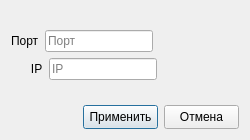
This is conf_connection.ui in ElderPolokus/PC_resources as Qt 5 draws it before an edit. The edited form follows.
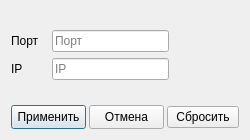
This is the edited form.

Commit message: Add default button in conf_connection + minor modifications

Diff of the .ui file:
```diff
--- a/conf_connection.ui
+++ b/conf_connection.ui
@@ -42,7 +42,7 @@
    <item row="1" column="0">
     <layout class="QVBoxLayout" name="verticalLayout_4">
      <item>
-      <layout class="QHBoxLayout" name="horizontalLayout">
+      <layout class="QHBoxLayout" name="horizontalLayout" stretch="3,10,6">
        <item>
         <widget class="QLabel" name="label">
          <property name="text">
@@ -64,6 +64,9 @@
            <height>16777215</height>
           </size>
          </property>
+         <property name="inputMask">
+          <string/>
+         </property>
          <property name="placeholderText">
           <string>Порт</string>
          </property>
@@ -85,11 +88,11 @@
       </layout>
      </item>
      <item>
-      <layout class="QHBoxLayout" name="horizontalLayout_2">
+      <layout class="QHBoxLayout" name="horizontalLayout_2" stretch="3,10,6">
        <item>
         <widget class="QLabel" name="label_2">
          <property name="text">
-          <string>      IP</string>
+          <string>IP</string>
          </property>
         </widget>
        </item>
@@ -110,6 +113,12 @@
            <height>16777215</height>
           </size>
          </property>
+         <property name="inputMask">
+          <string/>
+         </property>
+         <property name="text">
+          <string/>
+         </property>
          <property name="placeholderText">
           <string>IP</string>
          </property>
@@ -171,6 +180,12 @@
      </item>
      <item>
       <widget class="QPushButton" name="Escape">
+       <property name="minimumSize">
+        <size>
+         <width>75</width>
+         <height>24</height>
+        </size>
+       </property>
        <property name="maximumSize">
         <size>
          <width>75</width>
@@ -182,6 +197,13 @@
        </property>
       </widget>
      </item>
+     <item>
+      <widget class="QPushButton" name="Default">
+       <property name="text">
+        <string>Сбросить</string>
+       </property>
+      </widget>
+     </item>
     </layout>
    </item>
    <item row="0" column="0">
```
The commit also changes 5 other files.
